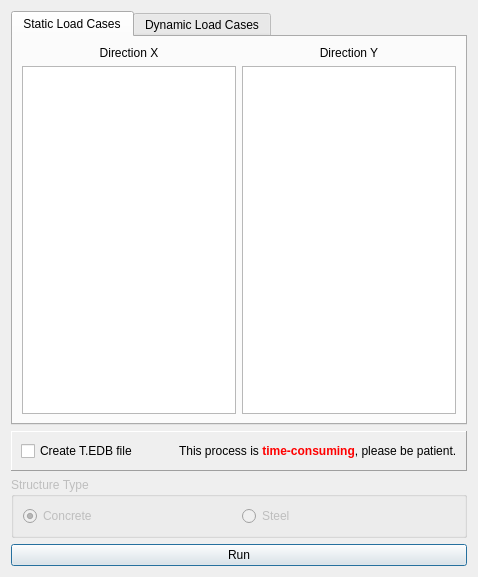
Above: widgets/drift.ui from ebrahimraeyat/civilTools before the change. Below: the same form after it.
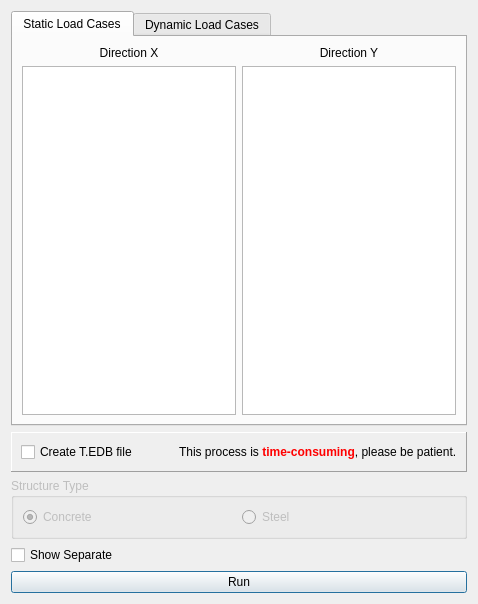
That is the form after the change. Icons and pictures are not drawn.

Commit message: Option to show separate direction for drift

Diff of the .ui file:
```diff
--- a/widgets/drift.ui
+++ b/widgets/drift.ui
@@ -7,7 +7,7 @@
     <x>0</x>
     <y>0</y>
     <width>478</width>
-    <height>577</height>
+    <height>604</height>
    </rect>
   </property>
   <property name="windowTitle">
@@ -247,6 +247,13 @@
      </layout>
     </widget>
    </item>
+   <item>
+    <widget class="QCheckBox" name="show_separate_checkbox">
+     <property name="text">
+      <string>Show Separate</string>
+     </property>
+    </widget>
+   </item>
    <item>
     <widget class="QPushButton" name="run">
      <property name="text">
```
The commit also changes 1 other file.
